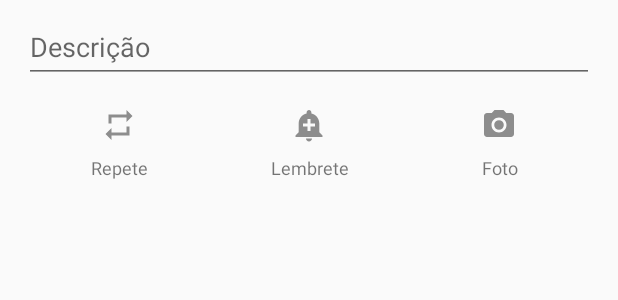
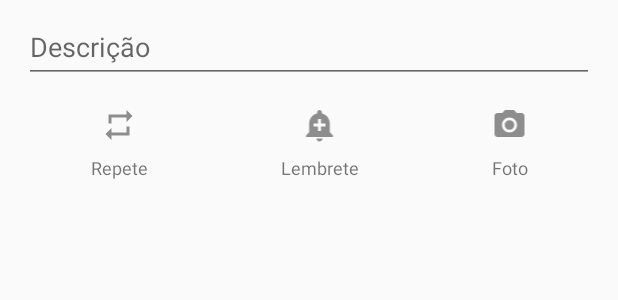
Before and after one commit to Darciro/npd, an Android app: the layout activity_expense.xml on its own in the app's theme, with its tools: preview values and no code run, on a phone screen of 412 x 824 dp. Shown: the part 546-846 px from the top of the screen. Run offline under Robolectric (Android 15) with nearby library versions, the phone set to English and light mode, and no system bars.

Commit message:
Lembrete e funcao para tirar foto - nao finalizada

```diff
--- a/app/src/main/java/br/com/galdar/npd/fragment/MainFragment.java
+++ b/app/src/main/java/br/com/galdar/npd/fragment/MainFragment.java
@@ -254,14 +254,14 @@ public class MainFragment extends Fragment {
         CalendarDay curDate = transactionsCalendar.getCurrentDate();
         String monthFormated = String.format("%02d", (curDate.getMonth()));
         monthYearSelected = String.valueOf(monthFormated + "" + curDate.getYear());
-        balanceMonthText.setText( "Saldo total para o mês de " + meses[ curDate.getMonth() -1 ] );
+        balanceMonthText.setText( "Saldo total para " + meses[ curDate.getMonth() -1 ] );
 
         transactionsCalendar.setOnMonthChangedListener(new OnMonthChangedListener() {
             @Override
             public void onMonthChanged(MaterialCalendarView widget, CalendarDay date) {
 
                 String monthFormated = String.format("%02d", (date.getMonth()));
-                balanceMonthText.setText( "Saldo total para o mês de " + meses[ date.getMonth() -1 ] );
+                balanceMonthText.setText( "Saldo total para " + meses[ date.getMonth() -1 ] );
                 monthYearSelected = String.valueOf(monthFormated + "" + date.getYear());
                 // transactionsRef.removeEventListener(valueEventListenerFromTransactions);
                 getTransacions();
--- a/app/src/main/res/layout/activity_expense.xml
+++ b/app/src/main/res/layout/activity_expense.xml
@@ -136,16 +136,16 @@
             android:paddingBottom="8dp">
 
             <ImageView
-                android:id="@+id/incomeRepeaterButtonExpense"
-                android:layout_width="wrap_content"
+                android:id="@+id/expenseRepeaterButton"
+                android:layout_width="match_parent"
                 android:layout_height="wrap_content"
+                android:layout_marginBottom="8dp"
                 android:layout_weight="5"
                 android:gravity="center"
-                android:layout_marginBottom="8dp"
                 app:srcCompat="@drawable/ic_repeat_24dp" />
 
             <TextView
-                android:id="@+id/repeaterSettedHeaderExpense"
+                android:id="@+id/expenseRepeaterSettedHeader"
                 android:layout_width="match_parent"
                 android:layout_height="wrap_content"
                 android:layout_weight="5"
@@ -154,7 +154,7 @@
                 android:textSize="12sp" />
 
             <TextView
-                android:id="@+id/repeaterSettedExpense"
+                android:id="@+id/expenseRepeaterSetted"
                 android:layout_width="match_parent"
                 android:layout_height="wrap_content"
                 android:layout_weight="5"
@@ -175,8 +175,8 @@
             android:paddingBottom="8dp">
 
             <ImageView
-                android:id="@+id/imageView2"
-                android:layout_width="wrap_content"
+                android:id="@+id/expenseReminderButton"
+                android:layout_width="match_parent"
                 android:layout_height="wrap_content"
                 android:layout_weight="5"
                 android:gravity="center"
@@ -204,8 +204,8 @@
             android:paddingBottom="8dp">
 
             <ImageView
-                android:id="@+id/imageView"
-                android:layout_width="wrap_content"
+                android:id="@+id/expensePhotoButton"
+                android:layout_width="match_parent"
                 android:layout_height="wrap_content"
                 android:layout_weight="5"
                 android:gravity="center"
--- a/app/src/main/res/layout/activity_income.xml
+++ b/app/src/main/res/layout/activity_income.xml
@@ -177,7 +177,7 @@
             android:paddingBottom="8dp">
 
             <ImageView
-                android:id="@+id/imageView2"
+                android:id="@+id/incomeReminderButton"
                 android:layout_width="match_parent"
                 android:layout_height="wrap_content"
                 android:layout_weight="5"
@@ -207,7 +207,7 @@
             android:paddingBottom="8dp">
 
             <ImageView
-                android:id="@+id/imageView"
+                android:id="@+id/incomePhotoButton"
                 android:layout_width="match_parent"
                 android:layout_height="wrap_content"
                 android:layout_weight="5"
```
Also changed, not shown: app/src/main/java/br/com/galdar/npd/activity/ExpenseActivity.java (+52 -14 lines), app/src/main/java/br/com/galdar/npd/activity/IncomeActivity.java (+39 -1 lines).
